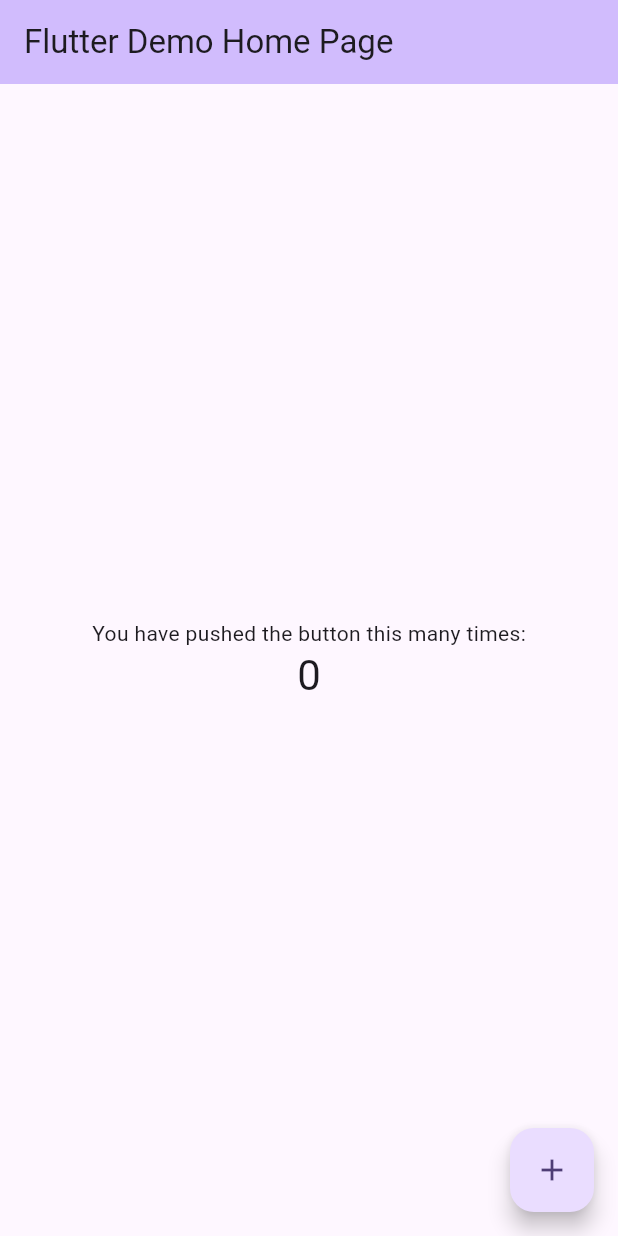
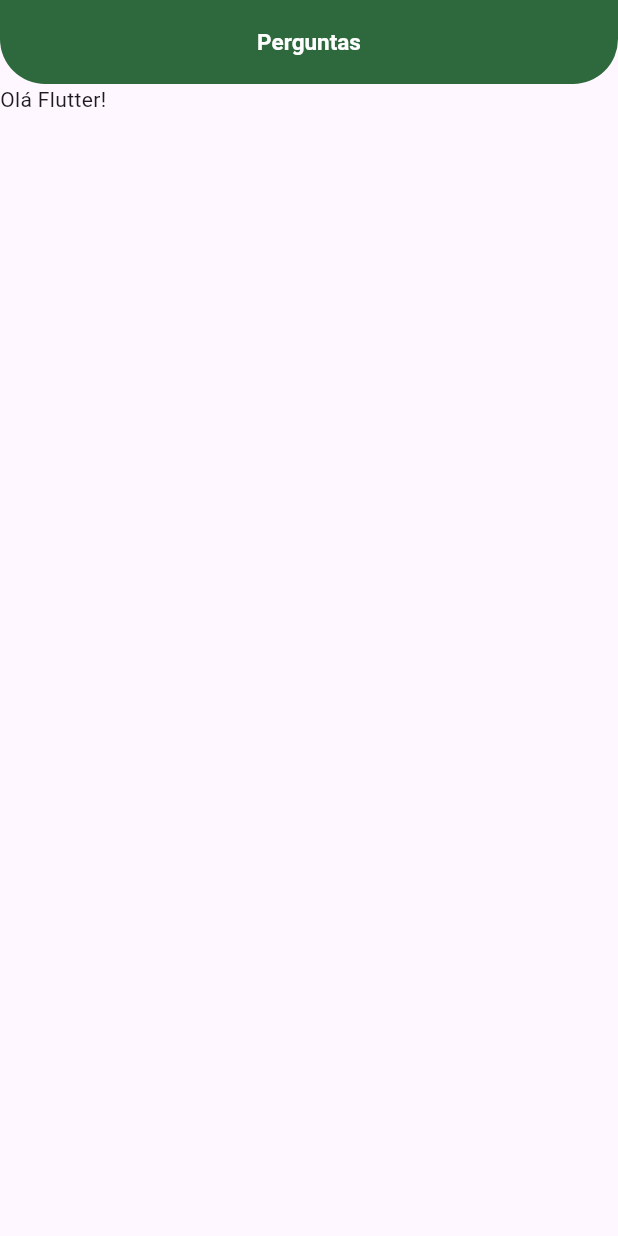
Before and after one commit to leandro91004850/curso_flutter, a Flutter app: the screen it shows after launch, on a phone screen of 412 x 824 dp. Run offline on Flutter 3.47's test engine with Material 3 defaults, Android fonts, the phone set to English and light mode, and no system bars.

Commit message:
Trabalhando com appBar

```diff
--- /dev/null
+++ b/devtools_options.yaml
@@ -0,0 +1 @@
+extensions:
--- a/lib/main.dart
+++ b/lib/main.dart
@@ -1,89 +1,32 @@
-import 'package:device_preview/device_preview.dart';
 import 'package:flutter/material.dart';
 
 void main() {
-  runApp(DevicePreview(builder: (context) => const MyApp()));
-  //runApp(const MyApp());
+  runApp(PerguntaApp());
 }
 
-class MyApp extends StatelessWidget {
-  const MyApp({super.key});
+class PerguntaApp extends StatelessWidget {
+  PerguntaApp({super.key});
 
-  // This widget is the root of your application.
   @override
   Widget build(BuildContext context) {
     return MaterialApp(
-      locale: DevicePreview.locale(context),
-      builder: DevicePreview.appBuilder,
-      title: 'Flutter Demo',
-      theme: ThemeData(
-        colorScheme: ColorScheme.fromSeed(
-            seedColor: const Color.fromARGB(255, 175, 165, 192)),
-        useMaterial3: true,
+      home: Scaffold(
+        appBar: AppBar(
+          centerTitle: true,
+          titleTextStyle: const TextStyle(
+            fontSize: 15,
+            fontWeight: FontWeight.bold,
+          ),
+          title: const Text('Perguntas'),
+          shape: const RoundedRectangleBorder(
+          borderRadius: BorderRadius.vertical(
+              bottom: Radius.circular(30),
+            ),
+          ),
+          backgroundColor: Color.fromARGB(255, 45, 105, 60),
+        ),
+        body: Text('Olá Flutter!'),
       ),
-      home: const MyHomePage(title: 'Flutter Demo Home Page'),
     );
   }
 }
-
-class MyHomePage extends StatefulWidget {
-  const MyHomePage({super.key, required this.title});
-
-  final String title;
-
-  @override
-  State<MyHomePage> createState() => _MyHomePageState();
-}
-
-class _MyHomePageState extends State<MyHomePage> {
-  int _counter = 0;
-
-  void _incrementCounter() {
-    setState(() {
-      // This call to setState tells the Flutter framework that something has
-      // changed in this State, which causes it to rerun the build method below
-      // so that the display can reflect the updated values. If we changed
-      // _counter without calling setState(), then the build method would not be
-      // called again, and so nothing would appear to happen.
-      _counter++;
-    });
-  }
-
-  @override
-  Widget build(BuildContext context) {
-
-    return Scaffold(
-      appBar: AppBar(
-        // TRY THIS: Try changing the color here to a specific color (to
-        // Colors.amber, perhaps?) and trigger a hot reload to see the AppBar
-        // change color while the other colors stay the same.
-        backgroundColor: Theme.of(context).colorScheme.inversePrimary,
-        // Here we take the value from the MyHomePage object that was created by
-        // the App.build method, and use it to set our appbar title.
-        title: Text(widget.title),
-      ),
-      body: Center(
-        // Center is a layout widget. It takes a single child and positions it
-        // in the middle of the parent.
-        child: Column(
-
-          mainAxisAlignment: MainAxisAlignment.center,
-          children: <Widget>[
-            const Text(
-              'You have pushed the button this many times:',
-            ),
-            Text(
-              '$_counter',
-              style: Theme.of(context).textTheme.headlineMedium,
-            ),
-          ],
-        ),
-      ),
-      floatingActionButton: FloatingActionButton(
-        onPressed: _incrementCounter,
-        tooltip: 'Increment',
-        child: const Icon(Icons.add),
-      ), // This trailing comma makes auto-formatting nicer for build methods.
-    );
-  }
-}
```
Also changed, not shown: 1 other file.
